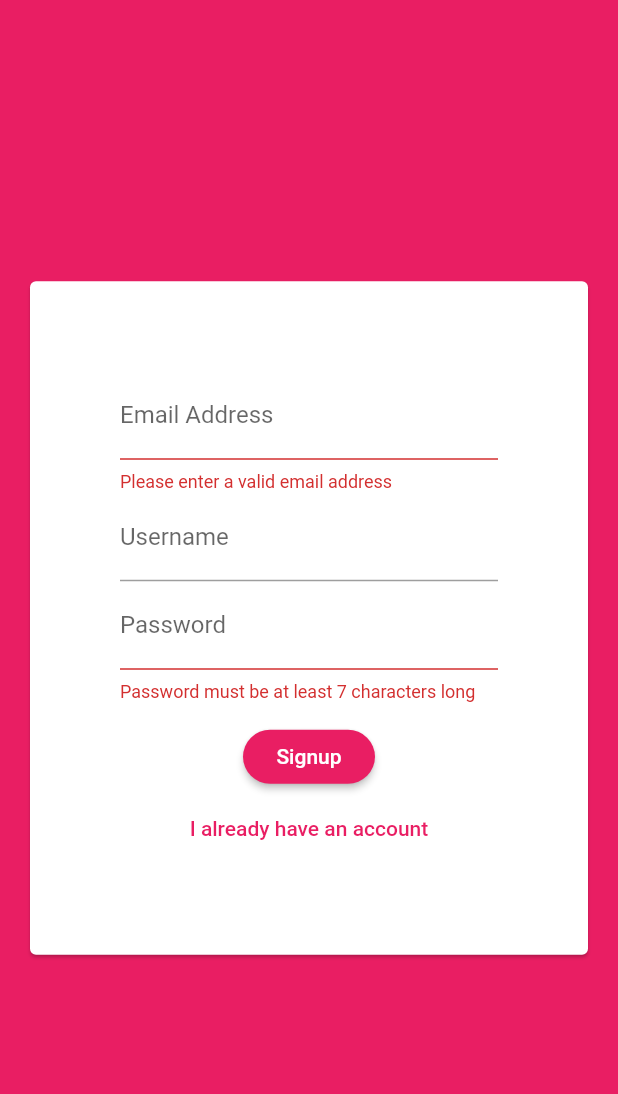
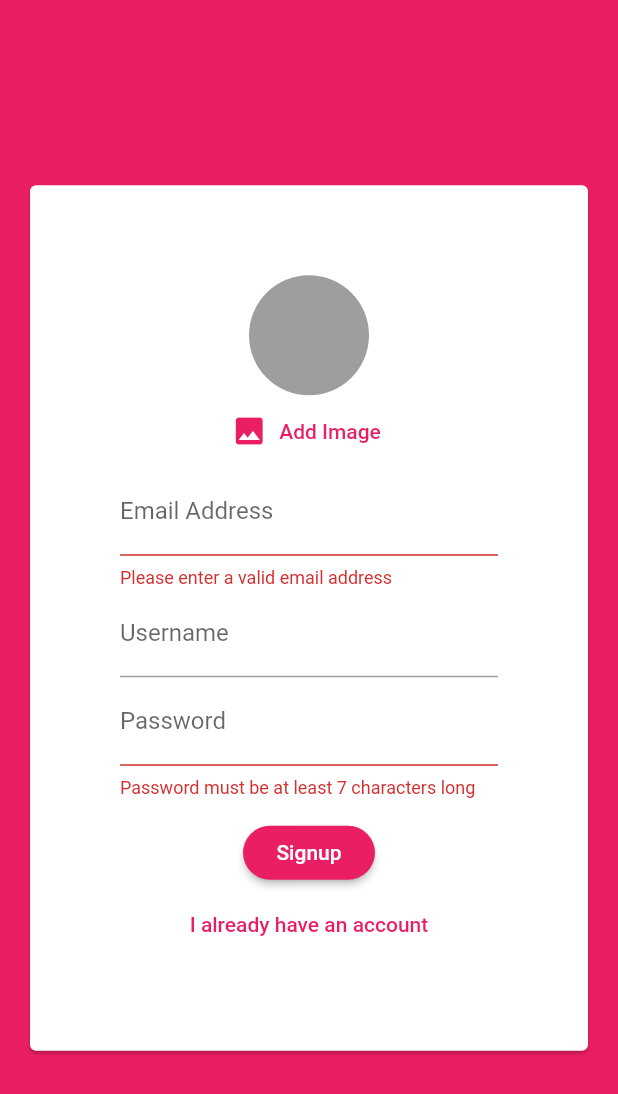
Before and after one commit to fedi-dayeg/chat_app, a Flutter app: the screen it shows after launch, after a tap on "Login", after a tap on "Create new account", on a phone screen of 412 x 824 dp. Shown: the top 1094 px of the screen. Run offline on Flutter 3.47's test engine with Material 2 defaults, Android fonts, the phone set to English and light mode, and no system bars; our stand-ins replace cloud_firestore, firebase_auth, firebase_core, image_picker; accounts and stored records are empty.

Commit message:
add the image picker in the signup they are some bug in debug mode that it's caused by the image_picker package TODO update the image_picker package soon as they fix it

```diff
--- a/lib/widgets/auth/auth_form.dart
+++ b/lib/widgets/auth/auth_form.dart
@@ -1,3 +1,4 @@
+import 'package:chat_app/widgets/pickers/user_image_picker.dart';
 import 'package:flutter/material.dart';
 
 class AuthForm extends StatefulWidget {
@@ -42,6 +43,7 @@ class _AuthFormState extends State<AuthForm> {
               child: Column(
                 mainAxisSize: MainAxisSize.min,
                 children: [
+                  if (!_isLogin) UserImagePicker(),
                   TextFormField(
                     key: ValueKey('email'),
                     validator: (value) {
--- a/lib/widgets/chat/messages.dart
+++ b/lib/widgets/chat/messages.dart
@@ -32,8 +32,9 @@ class Messages extends StatelessWidget {
                 itemCount: chatSnapshot.data.documents.length,
                 itemBuilder: (context, index) => MessageBubble(
                   chatDocs[index]['text'],
+                  chatDocs[index]['username'],
                   chatDocs[index]['userId'] == futureSnapshot.data.uid,
-                  key: ValueKey(chatDocs[index].documentId),
+                  key: ValueKey(chatDocs[index].documentID),
                 ),
               );
             });
--- a/lib/widgets/chat/new_message.dart
+++ b/lib/widgets/chat/new_message.dart
@@ -14,10 +14,13 @@ class _NewMessageState extends State<NewMessage> {
   void _sendMessage() async {
     FocusScope.of(context).unfocus();
     final user = await FirebaseAuth.instance.currentUser();
+    final userData =
+        await Firestore.instance.collection('users').document(user.uid).get();
     Firestore.instance.collection('chat').add({
       'text': _enteredMessage,
       'createdAt': Timestamp.now(),
       'userId': user.uid,
+      'username': userData['username'],
     });
     _controller.clear();
   }
--- /dev/null
+++ b/lib/widgets/pickers/user_image_picker.dart
@@ -0,0 +1,39 @@
+import 'dart:io';
+
+import 'package:flutter/material.dart';
+import 'package:image_picker/image_picker.dart';
+
+class UserImagePicker extends StatefulWidget {
+  @override
+  _UserImagePickerState createState() => _UserImagePickerState();
+}
+
+class _UserImagePickerState extends State<UserImagePicker> {
+  File _pickedImage;
+  final picker = ImagePicker();
+  void _pickImage() async {
+    final pickedImageFile = await picker.getImage(source: ImageSource.gallery);
+    setState(() {
+      _pickedImage = File(pickedImageFile.path);
+    });
+  }
+
+  @override
+  Widget build(BuildContext context) {
+    return Column(
+      children: [
+        CircleAvatar(
+          backgroundColor: Colors.grey,
+          backgroundImage:
+              _pickedImage != null ? FileImage(_pickedImage) : null,
+          radius: 40,
+        ),
+        FlatButton.icon(
+            textColor: Theme.of(context).primaryColor,
+            onPressed: _pickImage,
+            icon: Icon(Icons.image),
+            label: Text('Add Image')),
+      ],
+    );
+  }
+}
--- a/pubspec.yaml
+++ b/pubspec.yaml
@@ -30,6 +30,7 @@ dependencies:
   cupertino_icons: ^0.1.3
   cloud_firestore: ^0.13.5
   firebase_auth: ^0.16.0
+  image_picker: ^0.6.7+11
 
 dev_dependencies:
   flutter_test:
```
Also changed, not shown: lib/widgets/chat/message_bubble.dart (+17 -7 lines), pubspec.lock.
